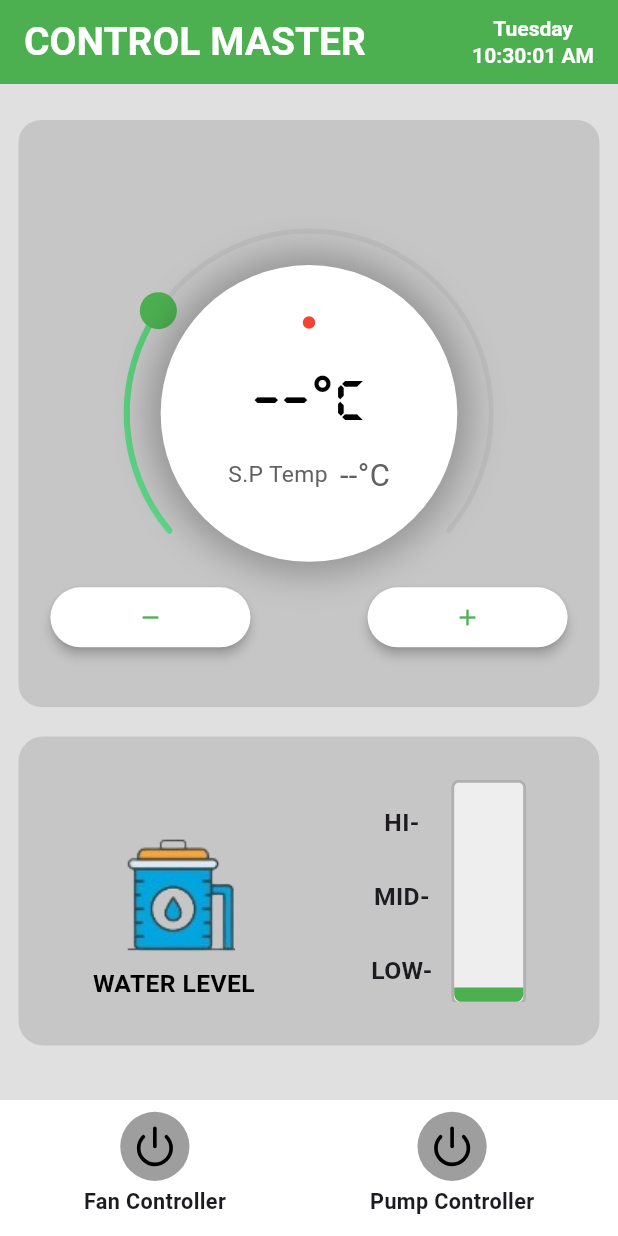
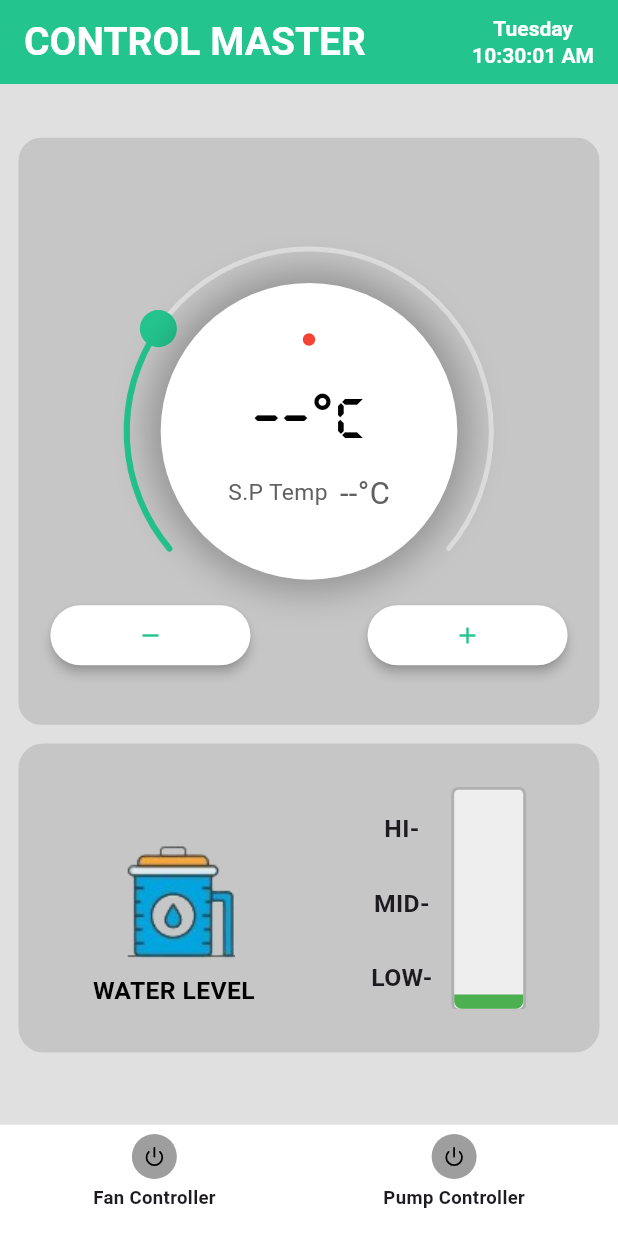
Before and after one commit to CodeWithAmmar1/bita_homes, a Flutter app: the CMPannel screen opened directly, on a phone screen of 412 x 824 dp. Run offline on Flutter 3.47's test engine with Material 3 defaults, Android fonts, the light colour scheme and no system bars; drawn by our look-alikes of sleek_circular_slider; our stand-ins replace cloud_firestore, country_picker, firebase_auth, firebase_core, flutter_dotenv, geolocator and 5 more; missing offline and left inert: mobile_scanner, mqtt_client, wifi_iot; accounts and stored records are empty; Roboto replaces fonts that are missing (Roboto-Regular).

Commit message:
change qr permissions

```diff
--- a/lib/Views/control_master/control_master/cm_pannel.dart
+++ b/lib/Views/control_master/control_master/cm_pannel.dart
@@ -56,7 +56,7 @@ class _CMPannelState extends State<CMPannel> {
       () => Scaffold(
         backgroundColor: Colors.grey[300],
         appBar: AppBar( automaticallyImplyLeading: false,
-          backgroundColor: Colors.green,
+          backgroundColor:  Color(0xFF24C48E),
           title: Row(
 
             mainAxisAlignment: MainAxisAlignment.spaceBetween,
@@ -125,12 +125,12 @@ class _CMPannelState extends State<CMPannel> {
                             handlerSize: Get.width * 0.030,
                           ),
                           customColors: CustomSliderColors(
-                            trackColor: Colors.grey[400]!,
+                            trackColor: Colors.grey[300]!,
                             progressBarColors: [
-                              Colors.greenAccent,
-                              Colors.green
+                               Color(0xFF24C48E),
+                               Color(0xFF24C48E)
                             ],
-                            dotColor: Colors.green,
+                            dotColor:  Color(0xFF24C48E),
                           ),
                         ),
                         min:
@@ -169,7 +169,7 @@ class _CMPannelState extends State<CMPannel> {
                               Icons.circle,
                               size: 10,
                               color: mqttController.isConnected.value
-                                  ? Colors.green
+                                  ?  Color(0xFF24C48E)
                                   : Colors.red,
                             ),
                             SizedBox(
@@ -238,7 +238,7 @@ class _CMPannelState extends State<CMPannel> {
                                   updateTemperature(temperature - 1);
                                 }
                               },
-                              child: Icon(Icons.remove, color: Colors.green),
+                              child: Icon(Icons.remove, color:  Color(0xFF24C48E)),
                             ),
                             SizedBox(
                                 width: Get.width *
@@ -259,7 +259,7 @@ class _CMPannelState extends State<CMPannel> {
                                   updateTemperature(temperature + 1);
                                 }
                               },
-                              child: Icon(Icons.add, color: Colors.green),
+                              child: Icon(Icons.add, color:  Color(0xFF24C48E)),
                             ),
                           ],
                         ),
@@ -270,17 +270,17 @@ class _CMPannelState extends State<CMPannel> {
               ),
             ),
 
-            SizedBox(
-              height: Get.height * 0.009,
-            ),
+            // SizedBox(
+            //   height: Get.height * 0.009,
+            // ),
             WaterLevelContainer()
           ],
         ),
         bottomNavigationBar: Container(
-          height: Get.height * 0.11,
+          height: Get.height * 0.09,
           color: Colors.white,
           child: Padding(
-            padding: EdgeInsets.all(Get.width * 0.019),
+            padding: EdgeInsets.all(Get.width * 0.015),
             child: Row(
               mainAxisAlignment: MainAxisAlignment.spaceAround,
               children: [
@@ -294,19 +294,20 @@ class _CMPannelState extends State<CMPannel> {
                             bool isOn = switchController.switchCards[0].status;
                             return CircleAvatar(
                               backgroundColor:
-                                  isOn ? Colors.green : Colors.grey,
-                              radius: Get.width * 0.056,
-                              child: Center(
+                                  isOn ?  Color(0xFF24C48E) : Colors.grey,
+                              radius: 15
+                              ,
                               child: IconButton(
-                                  icon: Icon(
+                                icon: Center(
+                                  child: Icon(
                                     LucideIcons.power,
                                     color: Colors.black,
-                                    size: Get.width * 0.07,
+                                    size: Get.width * 0.04,
+                                  ),
                                 ),
                                 onPressed: () {
                                   switchController.toggleSwitch(0);
                                 },
-                                ),
                               ),
                             );
                           }),
@@ -318,7 +319,7 @@ class _CMPannelState extends State<CMPannel> {
                                   "Fan Controller",
                                   style: TextStyle(
                                       fontWeight: FontWeight.bold,
-                                      fontSize: Get.width * 0.035),
+                                      fontSize: Get.width * 0.030),
                                 ),
                               )
                             ],
@@ -338,19 +339,17 @@ class _CMPannelState extends State<CMPannel> {
                             bool isOn = switchController.switchCards[1].status;
                             return CircleAvatar(
                               backgroundColor:
-                                  isOn ? Colors.green : Colors.grey,
-                              radius: Get.width * 0.056,
-                              child: Center(
+                                  isOn ?  Color(0xFF24C48E) : Colors.grey,
+                              radius: 15,
                               child: IconButton(
                                 icon: Icon(
                                   LucideIcons.power,
                                   color: Colors.black,
-                                    size: Get.width * 0.07,
+                                  size: Get.width * 0.04,
                                 ),
                                 onPressed: () {
                                   switchController.toggleSwitch(1);
                                 },
-                                ),
                               ),
                             );
                           }),
@@ -362,7 +361,7 @@ class _CMPannelState extends State<CMPannel> {
                                   "Pump Controller",
                                   style: TextStyle(
                                       fontWeight: FontWeight.bold,
-                                      fontSize: Get.width * 0.035),
+                                      fontSize: Get.width * 0.030),
                                 ),
                               )
                             ],
@@ -380,21 +379,3 @@ class _CMPannelState extends State<CMPannel> {
     );
   }
 }
-
-// Widget _buildIconContainer(
-//     IconData icon, Color iconColor, Color color, String text, Color txtcolor) {
-//   return Column(
-//     children: [
-//       Container(
-//         height: Get.height * 0.05,
-//         width: Get.width * 0.1,
-//         decoration: BoxDecoration(shape: BoxShape.circle, color: color),
-//         child: Icon(icon, color: iconColor),
-//       ),
-//       Text(
-//         text.tr,
-//         style: TextStyle(color: txtcolor),
-//       )
-//     ],
-//   );
-// }
--- a/lib/main.dart
+++ b/lib/main.dart
@@ -3,6 +3,7 @@ import 'package:firebase_core/firebase_core.dart';
 import 'package:flutter/material.dart';
 import 'package:flutter_dotenv/flutter_dotenv.dart';
 import 'package:get/get.dart';
+import 'package:permission_handler/permission_handler.dart';
 import 'package:testappbita/Views/splash/splash_Screen.dart';
 import 'package:testappbita/firebase_options.dart';
 import 'package:testappbita/services/localization/localization.dart';
@@ -10,14 +11,27 @@ import 'package:testappbita/utils/theme/theme_controller.dart';
 
 void main() async {
   WidgetsFlutterBinding.ensureInitialized();
+  await _requestPermissions();
   await Firebase.initializeApp(
+
     options: DefaultFirebaseOptions.currentPlatform,
+
   );
   // Get.put(ThemeController());
   await dotenv.load(); // Load the .env file
 
   runApp(const MyApp());
 }
+
+
+
+Future<void> _requestPermissions() async {
+  var status = await Permission.camera.status;
+  if (!status.isGranted) {
+    await Permission.camera.request();
+  }
+}
+
 class MyApp extends StatelessWidget {
   const MyApp({super.key});
 
```
Also changed, not shown: 8 other files. Lines whose indentation alone changed are shown as unchanged.
